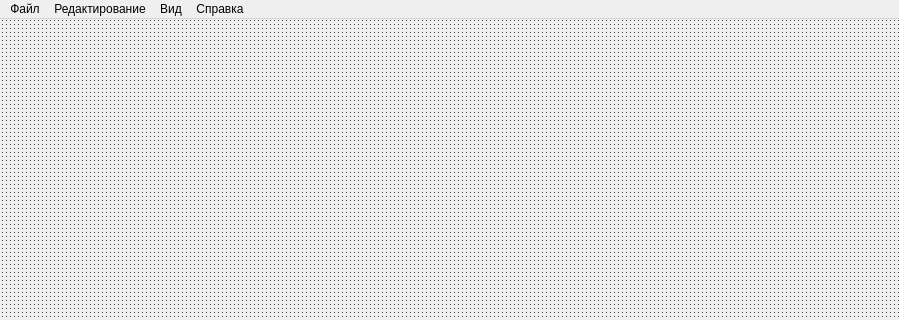
This is project/forms/MDI_program.ui in Galoev/nutritionist-helper as Qt 5 draws it before an edit; both pictures show x 0 to 899 and y 0 to 320 of the 899 by 723 pixel window. The edited form follows.
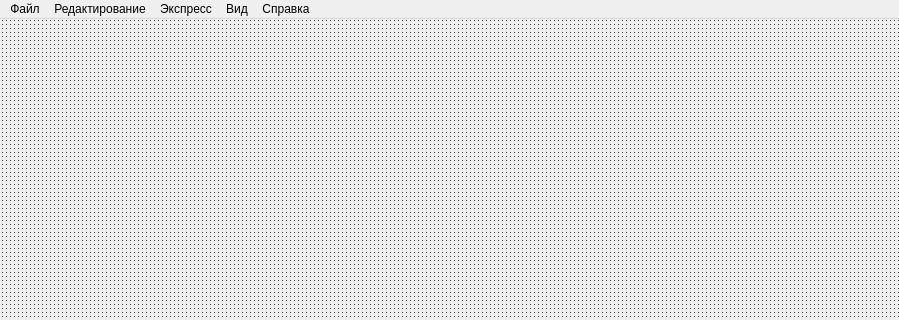
This is the edited form. Icons and pictures are not drawn.

Diff of the .ui file:
```diff
--- a/project/forms/MDI_program.ui
+++ b/project/forms/MDI_program.ui
@@ -60,7 +60,7 @@
      <x>0</x>
      <y>0</y>
      <width>899</width>
-     <height>20</height>
+     <height>25</height>
     </rect>
    </property>
    <widget class="QMenu" name="menu_file">
@@ -130,8 +130,16 @@
     <addaction name="menu_recipes"/>
     <addaction name="menu_activities"/>
    </widget>
+   <widget class="QMenu" name="menu_express">
+    <property name="title">
+     <string>Экспресс</string>
+    </property>
+    <addaction name="action_activityCalc"/>
+    <addaction name="action_fastProtocol"/>
+   </widget>
    <addaction name="menu_file"/>
    <addaction name="menu_edit"/>
+   <addaction name="menu_express"/>
    <addaction name="menu_overwiew"/>
    <addaction name="menu_about"/>
   </widget>
```
Left out of the diff: 10 changed lines with no effect on the pictures.
